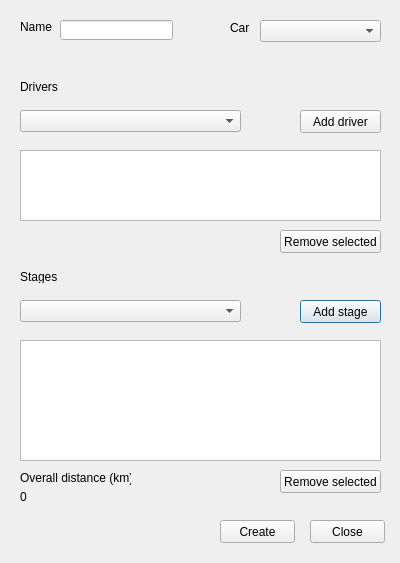
Old version of the form src/newrally.ui in the repository jaresh/TimeAtack.
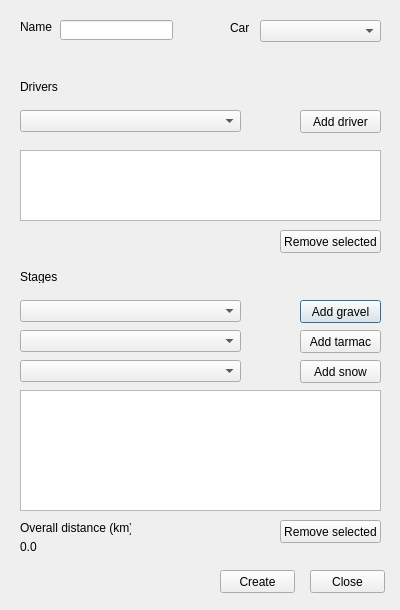
New version of the form.

Commit message: Add Rally class. Prepared mainwindow for data loading.

```diff
--- a/src/newrally.ui
+++ b/src/newrally.ui
@@ -7,7 +7,7 @@
     <x>0</x>
     <y>0</y>
     <width>400</width>
-    <height>563</height>
+    <height>610</height>
    </rect>
   </property>
   <property name="windowTitle">
@@ -43,7 +43,7 @@
    <property name="geometry">
     <rect>
      <x>20</x>
-     <y>340</y>
+     <y>390</y>
      <width>361</width>
      <height>121</height>
     </rect>
@@ -68,7 +68,7 @@
     </rect>
    </property>
    <property name="text">
-    <string>Add stage</string>
+    <string>Add gravel</string>
    </property>
   </widget>
   <widget class="QComboBox" name="stageBox">
@@ -85,7 +85,7 @@
    <property name="geometry">
     <rect>
      <x>280</x>
-     <y>470</y>
+     <y>520</y>
      <width>101</width>
      <height>23</height>
     </rect>
@@ -173,7 +173,7 @@
    <property name="geometry">
     <rect>
      <x>20</x>
-     <y>470</y>
+     <y>520</y>
      <width>111</width>
      <height>16</height>
     </rect>
@@ -186,13 +186,13 @@
    <property name="geometry">
     <rect>
      <x>20</x>
-     <y>490</y>
+     <y>540</y>
      <width>47</width>
      <height>13</height>
     </rect>
    </property>
    <property name="text">
-    <string>0</string>
+    <string>0.0</string>
    </property>
   </widget>
   <widget class="QComboBox" name="carBox">
@@ -222,7 +222,7 @@
    <property name="geometry">
     <rect>
      <x>220</x>
-     <y>520</y>
+     <y>570</y>
      <width>75</width>
      <height>23</height>
     </rect>
@@ -235,7 +235,7 @@
    <property name="geometry">
     <rect>
      <x>310</x>
-     <y>520</y>
+     <y>570</y>
      <width>75</width>
      <height>23</height>
     </rect>
@@ -244,6 +244,52 @@
     <string>Close</string>
    </property>
   </widget>
+  <widget class="QPushButton" name="addTarmacStage">
+   <property name="geometry">
+    <rect>
+     <x>300</x>
+     <y>330</y>
+     <width>81</width>
+     <height>23</height>
+    </rect>
+   </property>
+   <property name="text">
+    <string>Add tarmac</string>
+   </property>
+  </widget>
+  <widget class="QComboBox" name="stageTarmacBox">
+   <property name="geometry">
+    <rect>
+     <x>20</x>
+     <y>330</y>
+     <width>221</width>
+     <height>22</height>
+    </rect>
+   </property>
+  </widget>
+  <widget class="QPushButton" name="addSnowStage">
+   <property name="geometry">
+    <rect>
+     <x>300</x>
+     <y>360</y>
+     <width>81</width>
+     <height>23</height>
+    </rect>
+   </property>
+   <property name="text">
+    <string>Add snow</string>
+   </property>
+  </widget>
+  <widget class="QComboBox" name="stageSnowBox">
+   <property name="geometry">
+    <rect>
+     <x>20</x>
+     <y>360</y>
+     <width>221</width>
+     <height>22</height>
+    </rect>
+   </property>
+  </widget>
  </widget>
  <resources/>
  <connections/>
```
Left out of the diff: 4 changed lines with no effect on the pictures. The commit also changes 17 other files.
